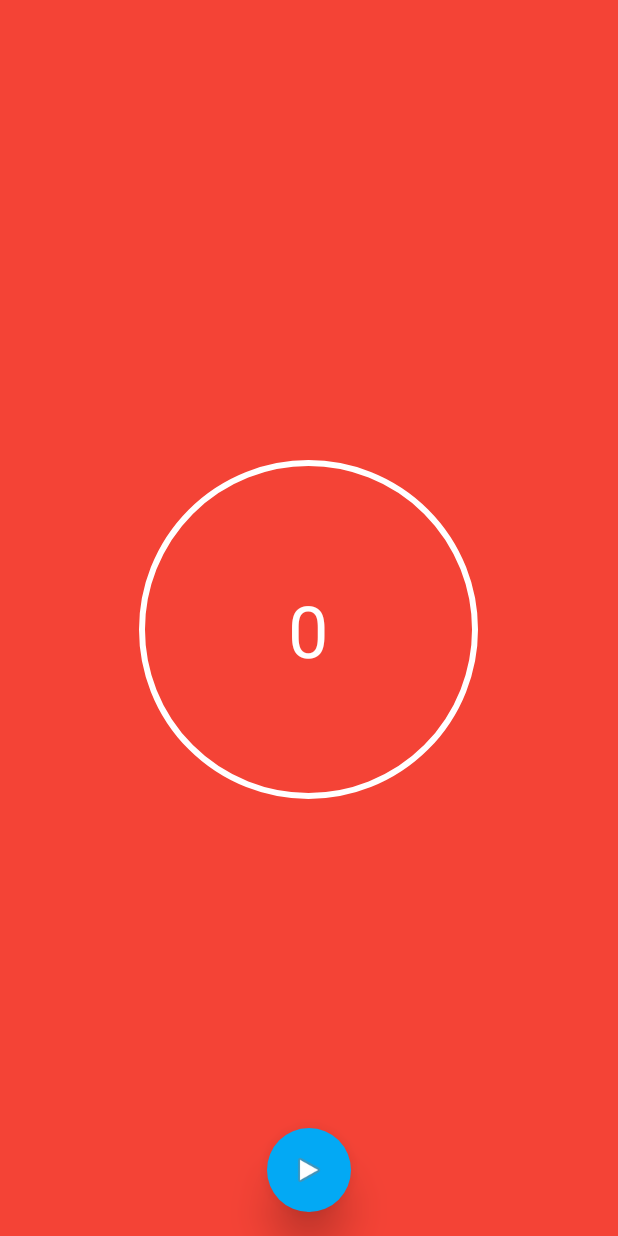
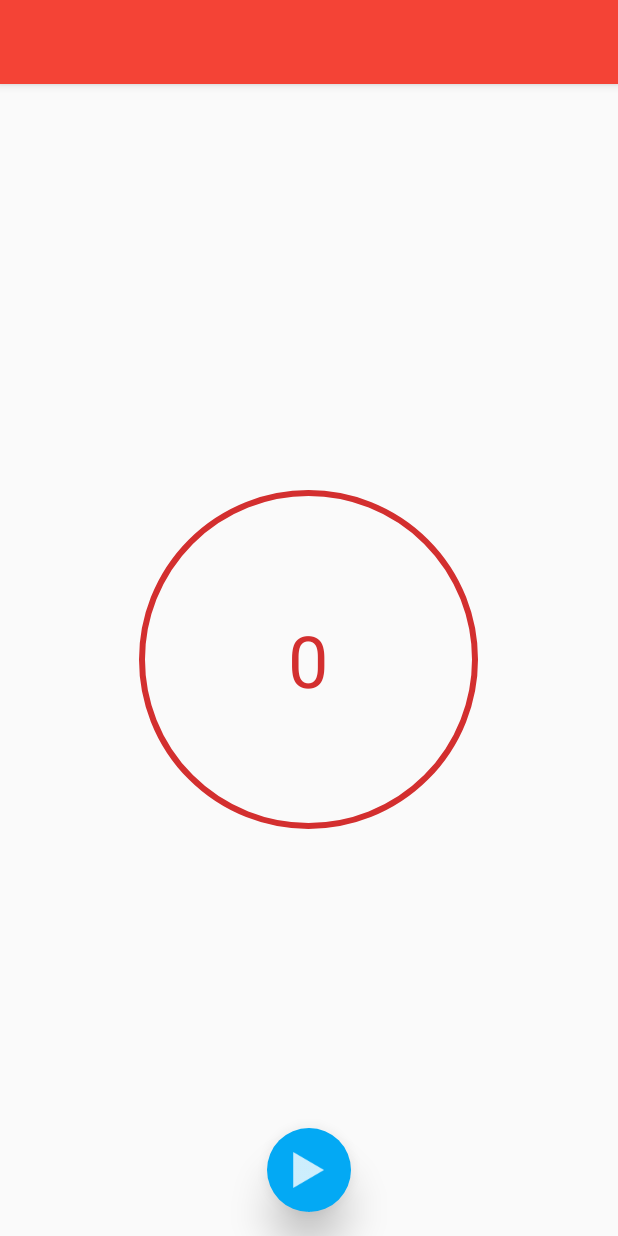
Before and after one commit to RamsesMartinez/ShakeApp, an Android app: the ShakeActivity screen opened directly, with no data from a screen before it, on a phone screen of 412 x 824 dp. Run offline under Robolectric (Android 15) with nearby library versions, the phone set to English and light mode, and no system bars.

Commit message:
Mejorado el diseño de la activity shakeactivity

```diff
--- a/app/src/main/java/mx/ramsesmartinez/shakeapp/MainActivity.java
+++ b/app/src/main/java/mx/ramsesmartinez/shakeapp/MainActivity.java
@@ -85,11 +85,11 @@ public class MainActivity extends AppCompatActivity implements OnClickListener,
                 downloadImages = new DownloadImages();
                 downloadImages.execute();
 
-//                Intent intentShakeActivity = new Intent(MainActivity.this,ShakeActivity.class);
-//                intentShakeActivity.putExtra("NAME",name);
-//                intentShakeActivity.putExtra("PHOTO",uriPhoto.toString());
-//                startActivity(intentShakeActivity);
-//                finish();
+                Intent intentShakeActivity = new Intent(MainActivity.this,ShakeActivity.class);
+                intentShakeActivity.putExtra("NAME",strName);
+                intentShakeActivity.putExtra("PHOTO",strUrlPhoto);
+                startActivity(intentShakeActivity);
+                finish();
 
             }
 
--- a/app/src/main/res/drawable/text_view_circle.xml
+++ b/app/src/main/res/drawable/text_view_circle.xml
@@ -4,7 +4,7 @@
     android:shape="oval"
     >
     <stroke
-        android:color="@color/icons"
+        android:color="@color/primary_dark"
         android:width="4dp"
         />
 </shape>
--- a/app/src/main/res/layout/activity_shake.xml
+++ b/app/src/main/res/layout/activity_shake.xml
@@ -5,8 +5,12 @@
     android:layout_width="match_parent"
     android:layout_height="match_parent"
     android:orientation="vertical"
-    android:background="@color/primary"
     tools:context="mx.ramsesmartinez.shakeapp.ShakeActivity">
+
+    <include
+        layout="@layout/toolbar"
+        android:layout_height="wrap_content"
+        android:layout_width="match_parent"/>
 
     <FrameLayout
         android:layout_width="match_parent"
@@ -24,9 +28,8 @@
                 android:layout_height="@dimen/width_content_score"
                 android:layout_width="@dimen/height_content_score"
                 android:layout_gravity="center"
-                android:layout_marginTop="@dimen/activity_horizontal_margin"
                 android:text="@string/score"
-                android:textColor="@color/icons"
+                android:textColor="@color/primary_dark"
                 android:textSize="@dimen/font_size_score"/>
         </LinearLayout>
 
@@ -36,9 +39,10 @@
             android:layout_height="wrap_content"
             android:layout_gravity="bottom|center"
             android:layout_marginBottom="@dimen/margin_floating_button"
-            android:src="@android:drawable/ic_media_play"
+            android:src="@drawable/ic_play"
             app:elevation="@dimen/elevation_floating_button"
             app:fabSize="normal"
-            app:borderWidth="0dp"/>
+            app:borderWidth="0dp"
+            android:foregroundGravity="center_vertical|center_horizontal" />
     </FrameLayout>
 </LinearLayout>
```
Also changed, not shown: app/src/main/res/drawable-hdpi/ic_play.png (added), app/src/main/res/drawable-mdpi/ic_play.png (added), app/src/main/res/drawable-xhdpi/ic_play.png (added), app/src/main/res/drawable-xxhdpi/ic_play.png (added), 1 other file.
